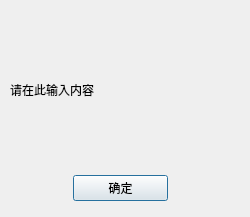
Above: errors.ui from interestingLSY/DDL-Firewall before the change. Below: the same form after it.
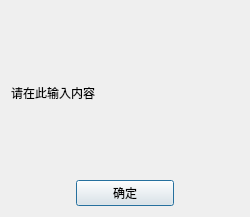
That is the form after the change.

```diff
--- a/errors.ui
+++ b/errors.ui
@@ -13,15 +13,8 @@
   <property name="windowTitle">
    <string>Dialog</string>
   </property>
-  <widget class="QWidget" name="verticalLayoutWidget">
-   <property name="geometry">
-    <rect>
-     <x>10</x>
-     <y>10</y>
-     <width>221</width>
-     <height>191</height>
-    </rect>
-   </property>
+  <layout class="QGridLayout" name="gridLayout">
+   <item row="0" column="0">
    <layout class="QVBoxLayout" name="verticalLayout">
     <item>
      <widget class="QLabel" name="remind_text">
@@ -68,7 +61,8 @@
      </layout>
     </item>
    </layout>
-  </widget>
+   </item>
+  </layout>
  </widget>
  <resources/>
  <connections>
```
Lines whose indentation alone changed are shown as unchanged.
